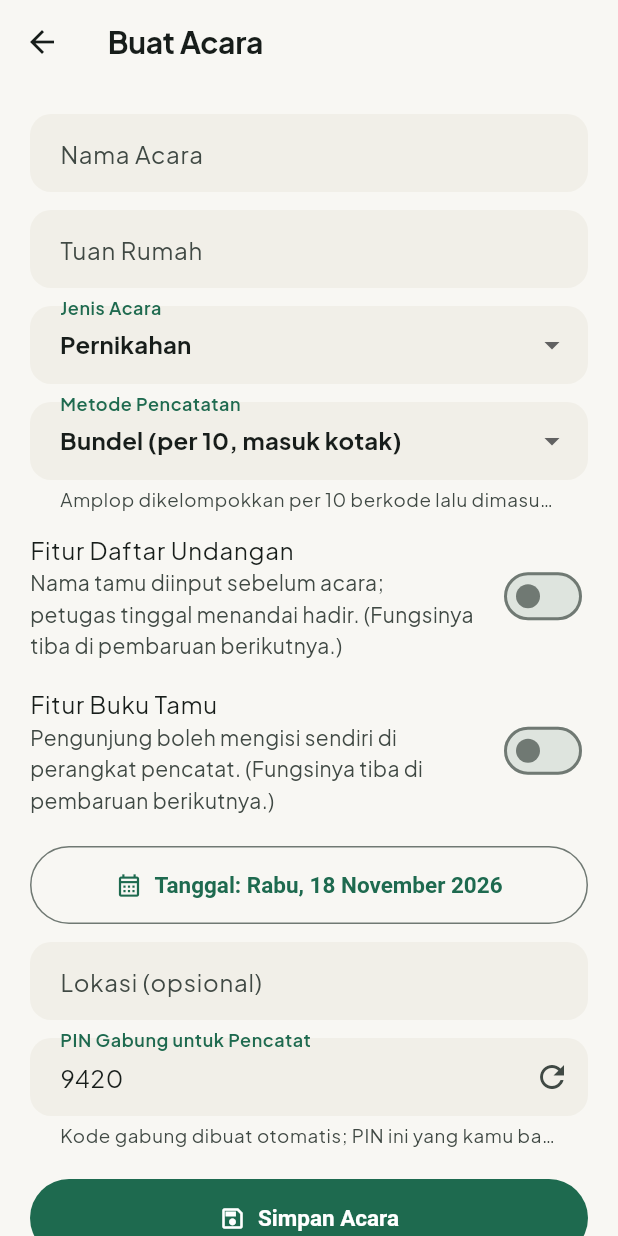
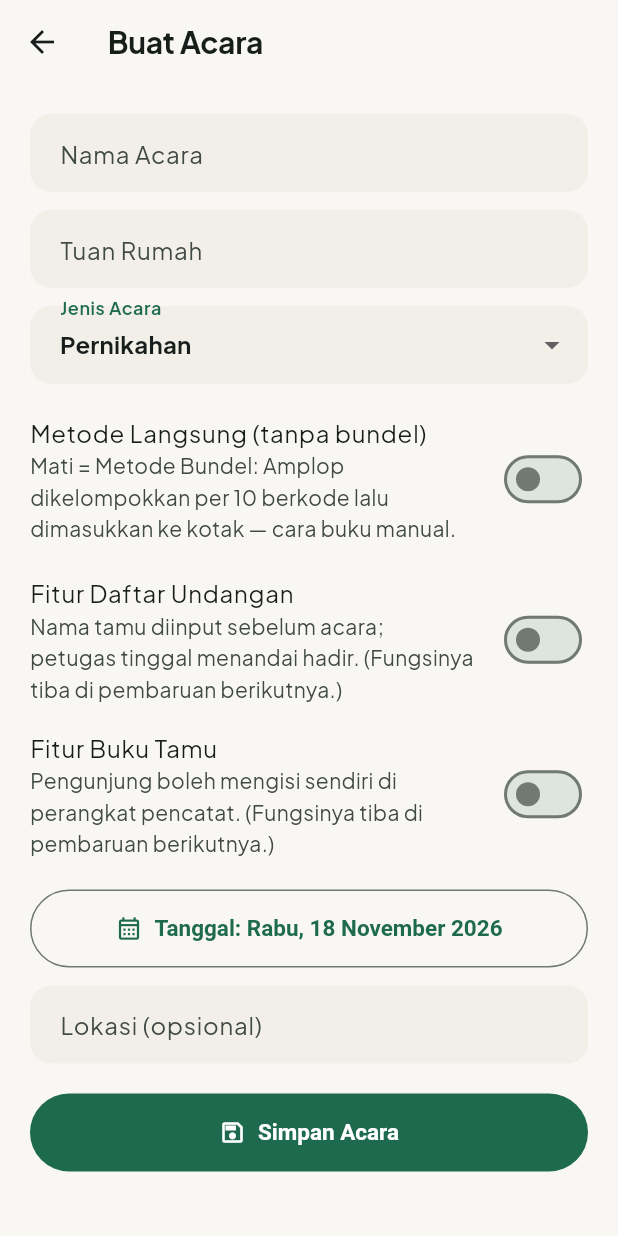
Before and after one commit to masozin/buku-hajatan, a Flutter app: the BuatAcaraScreen screen opened directly, on a phone screen of 412 x 824 dp. Run offline on Flutter 3.47's test engine with Material 3 defaults, Android fonts, the phone set to English and light mode, and no system bars; our stand-ins replace cloud_firestore, firebase_auth, firebase_core, flutter_riverpod, package_info_plus, pdf and 1 more; missing offline and left inert: excel; accounts and stored records are empty; network calls fail.

Commit message:
Perbaikan kecil: metode pencatatan jadi saklar true/false (Buat Acara + kartu Metode & Fitur), jenis acara +Kelahiran & Aqiqah, hapus PIN gabung yang sudah tidak dipakai sejak Batch 10

```diff
--- a/lib/screens/buat_acara.dart
+++ b/lib/screens/buat_acara.dart
@@ -1,9 +1,7 @@
 import 'package:flutter/material.dart';
-import 'package:flutter/services.dart';
 import 'package:flutter_riverpod/flutter_riverpod.dart';
 
 import '../core/format.dart';
-import '../core/kode.dart';
 import '../models/acara.dart';
 import '../models/pemilik.dart';
 import '../providers.dart';
@@ -13,6 +11,8 @@ import '../widgets/keadaan.dart';
 const List<String> pilihanJenisAcara = [
   'Pernikahan',
   'Khitanan',
+  'Kelahiran',
+  'Aqiqah',
   'Tasyakuran',
   'Pengajian',
   'Lainnya',
@@ -46,11 +46,12 @@ class _BuatAcaraScreenState extends ConsumerState<BuatAcaraScreen> {
   final _namaAcara = TextEditingController();
   final _tuanRumah = TextEditingController();
   final _lokasi = TextEditingController();
-  final _pin = TextEditingController(text: buatPinGabung());
   String _jenis = pilihanJenisAcara.first;
-  // Batch 30: metode wadah + fitur tambahan (rancangan
-  // multi-metode v2). Fitur bisa diatur lagi oleh pemilik.
-  MetodePencatatan _metode = MetodePencatatan.bundel;
+  // Metode wadah + fitur tambahan (rancangan multi-metode v2).
+  // Semua kini saklar true/false (permintaan Mark 2026-11-18):
+  // _langsung false (bawaan) = Metode Bundel; true = Langsung.
+  // Fitur bisa diatur lagi oleh pemilik.
+  bool _langsung = false;
   bool _fiturUndangan = false;
   bool _fiturBukuTamu = false;
   DateTime _tanggal = DateTime.now();
@@ -65,7 +66,6 @@ class _BuatAcaraScreenState extends ConsumerState<BuatAcaraScreen> {
     _namaAcara.dispose();
     _tuanRumah.dispose();
     _lokasi.dispose();
-    _pin.dispose();
     super.dispose();
   }
 
@@ -95,10 +95,6 @@ class _BuatAcaraScreenState extends ConsumerState<BuatAcaraScreen> {
       setState(() => _galat = 'Nama acara dan tuan rumah wajib diisi.');
       return;
     }
-    if (!RegExp(r'^\d{4,6}$').hasMatch(_pin.text.trim())) {
-      setState(() => _galat = 'PIN gabung harus 4-6 digit angka.');
-      return;
-    }
     setState(() {
       _sibuk = true;
       _galat = null;
@@ -113,8 +109,9 @@ class _BuatAcaraScreenState extends ConsumerState<BuatAcaraScreen> {
             jenis: _jenis,
             tanggal: _tanggal,
             lokasi: _lokasi.text,
-            pinGabung: _pin.text.trim(),
-            metodePencatatan: _metode,
+            metodePencatatan: _langsung
+                ? MetodePencatatan.langsung
+                : MetodePencatatan.bundel,
             fiturUndangan: _fiturUndangan,
             fiturBukuTamu: _fiturBukuTamu,
           );
@@ -122,8 +119,7 @@ class _BuatAcaraScreenState extends ConsumerState<BuatAcaraScreen> {
       ScaffoldMessenger.of(context).showSnackBar(
         SnackBar(
           content: Text(
-            'Acara dibuat. Kode gabung pencatat: ${acara.kodeGabung} '
-            '(PIN: ${_pin.text.trim()}).',
+            'Acara dibuat. Kode gabung pencatat: ${acara.kodeGabung}.',
           ),
           duration: const Duration(seconds: 6),
         ),
@@ -218,19 +214,19 @@ class _BuatAcaraScreenState extends ConsumerState<BuatAcaraScreen> {
               ),
             ),
             const SizedBox(height: 12),
-            // Batch 30: metode pencatatan + fitur tambahan.
-            DropdownButtonFormField<MetodePencatatan>(
-              initialValue: _metode,
-              items: MetodePencatatan.values
-                  .map(
-                    (m) => DropdownMenuItem(value: m, child: Text(m.label)),
-                  )
-                  .toList(),
-              onChanged: (v) => setState(() => _metode = v ?? _metode),
-              decoration: InputDecoration(
-                labelText: 'Metode Pencatatan',
-                helperText: _metode.penjelasan,
+            // Metode pencatatan sebagai saklar (seragam dengan
+            // sakelar fitur di bawahnya): mati = Bundel (bawaan),
+            // menyala = Langsung tanpa bundel.
+            SwitchListTile(
+              contentPadding: EdgeInsets.zero,
+              title: const Text('Metode Langsung (tanpa bundel)'),
+              subtitle: Text(
+                _langsung
+                    ? MetodePencatatan.langsung.penjelasan
+                    : 'Mati = Metode Bundel: ${MetodePencatatan.bundel.penjelasan}',
               ),
+              value: _langsung,
+              onChanged: (v) => setState(() => _langsung = v),
             ),
             const SizedBox(height: 4),
             SwitchListTile(
@@ -268,26 +264,6 @@ class _BuatAcaraScreenState extends ConsumerState<BuatAcaraScreen> {
                 labelText: 'Lokasi (opsional)',
               ),
             ),
-            const SizedBox(height: 12),
-            TextField(
-              controller: _pin,
-              keyboardType: TextInputType.number,
-              inputFormatters: [
-                FilteringTextInputFormatter.digitsOnly,
-                LengthLimitingTextInputFormatter(6),
-              ],
-              decoration: InputDecoration(
-                labelText: 'PIN Gabung untuk Pencatat',
-                helperText:
-                    'Kode gabung dibuat otomatis; PIN ini yang kamu '
-                    'bagikan ke pencatat bersama kodenya.',
-                suffixIcon: IconButton(
-                  icon: const Icon(Icons.refresh),
-                  tooltip: 'Buat PIN acak baru',
-                  onPressed: () => setState(() => _pin.text = buatPinGabung()),
-                ),
-              ),
-            ),
             if (_galat != null) ...[
               const SizedBox(height: 12),
               Text(
```
Also changed, not shown: lib/screens/detail_acara.dart (+17 -15 lines), lib/services/acara_service.dart (+4 -10 lines).
